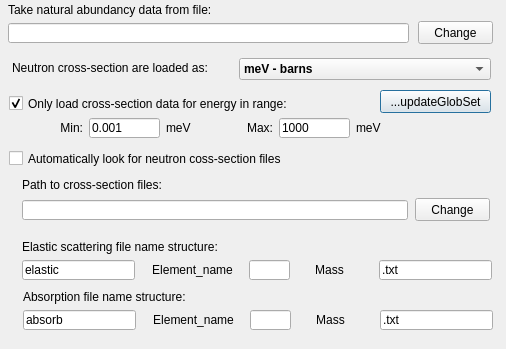
Qt form src/gui/amatparticleconfigurator.ui (andrmor/ANTS2) before a commit.
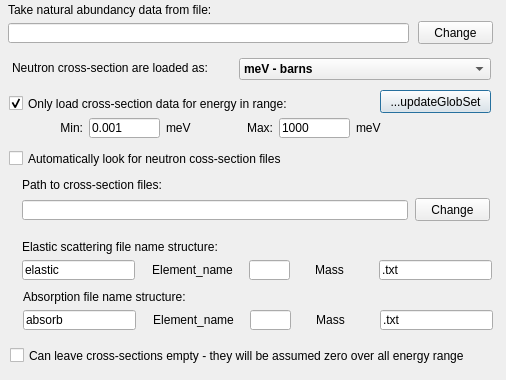
The same form after that commit.

The edit to the form file:
```diff
--- a/src/gui/amatparticleconfigurator.ui
+++ b/src/gui/amatparticleconfigurator.ui
@@ -7,7 +7,7 @@
     <x>0</x>
     <y>0</y>
     <width>506</width>
-    <height>349</height>
+    <height>380</height>
    </rect>
   </property>
   <property name="windowTitle">
@@ -462,6 +462,19 @@
     <set>Qt::AlignRight|Qt::AlignTrailing|Qt::AlignVCenter</set>
    </property>
   </widget>
+  <widget class="QCheckBox" name="cbCanIgnore">
+   <property name="geometry">
+    <rect>
+     <x>10</x>
+     <y>347</y>
+     <width>491</width>
+     <height>17</height>
+    </rect>
+   </property>
+   <property name="text">
+    <string>Can leave cross-sections empty - they will be assumed zero over all energy range</string>
+   </property>
+  </widget>
  </widget>
  <resources/>
  <connections>
```
Left out of the diff: 16 changed lines with no effect on the pictures.
